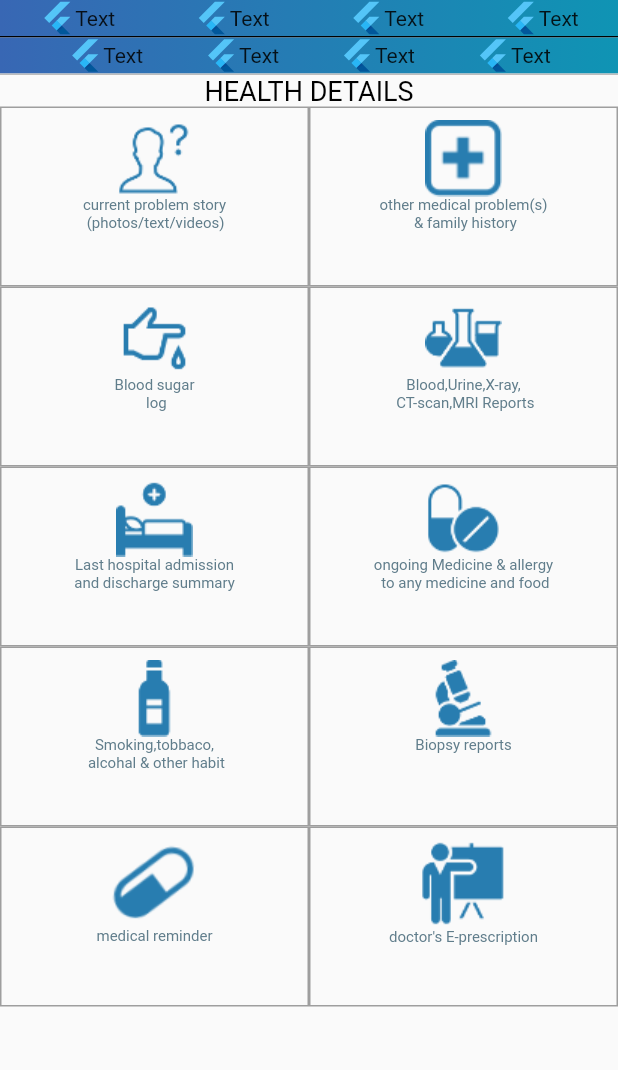
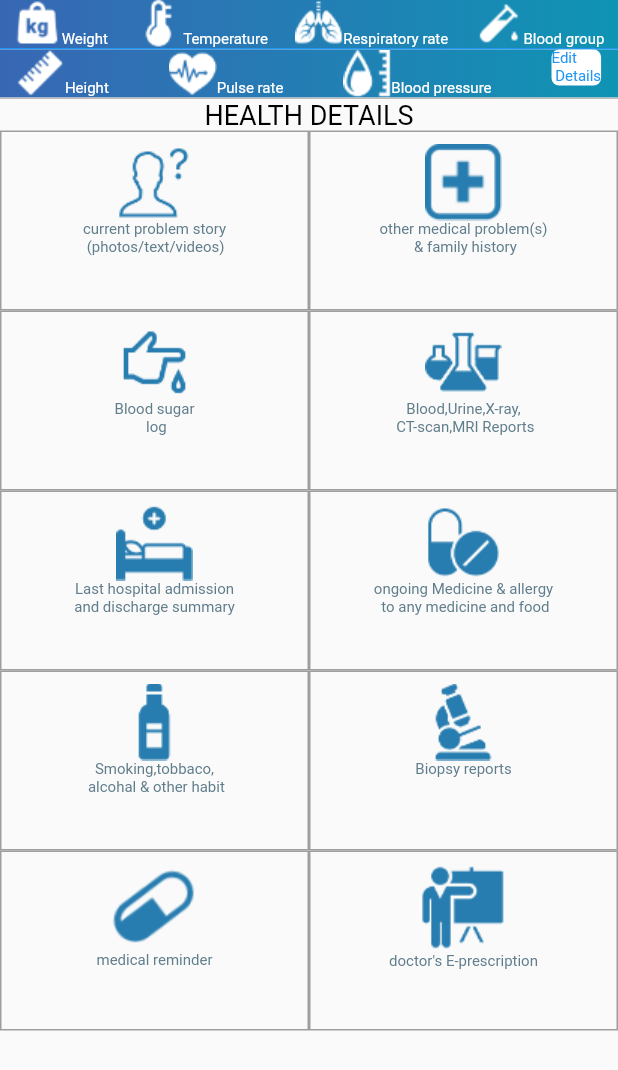
Before and after one commit to girishra/doc, a Flutter app: the HealthWallet screen opened directly, on a phone screen of 412 x 824 dp. Shown: the top 1070 px of the screen. Run offline on Flutter 3.47's test engine with Material 2 defaults, Android fonts, the phone set to English and light mode, and no system bars; our stand-ins replace page_indicator, smooth_page_indicator.

Commit message:
health wallet

```diff
--- a/lib/Screens/health_wallet.dart
+++ b/lib/Screens/health_wallet.dart
@@ -29,26 +29,38 @@ class _HealthWalletShopListState extends State<HealthWallet> {
                   children: <Widget>[
                     Row(
                       children: <Widget>[
-                        FlutterLogo(),
-                        Text("Text"),
+                        Image.asset("assets/weight.png"),
+                        Padding(
+                          padding: const EdgeInsets.fromLTRB(0, 20, 0, 0),
+                          child: Text("Weight",style: TextStyle(color: Colors.white,fontSize: 10),),
+                        ),
                       ],
                     ),
                     Row(
                       children: <Widget>[
-                        FlutterLogo(),
-                        Text("Text"),
+                        Image.asset("assets/thermometer.png"),
+                        Padding(
+                          padding: const EdgeInsets.fromLTRB(0, 20, 0, 0),
+                          child: Text("Temperature",style: TextStyle(color: Colors.white,fontSize: 10)),
+                        ),
                       ],
                     ),
                     Row(
                       children: <Widget>[
-                        FlutterLogo(),
-                        Text("Text"),
+                         Image.asset("assets/lungs.png"),
+                        Padding(
+                          padding: const EdgeInsets.fromLTRB(0, 20, 0, 0),
+                          child: Text("Respiratory rate",style: TextStyle(color: Colors.white,fontSize: 10)),
+                        ),
                       ],
                     ),
                     Row(
                       children: <Widget>[
-                        FlutterLogo(),
-                        Text("Text"),
+                         Image.asset("assets/bloodSample.png"),
+                        Padding(
+                          padding: const EdgeInsets.fromLTRB(0, 20, 0, 0),
+                          child: Text("Blood group",style: TextStyle(color: Colors.white,fontSize: 10)),
+                        ),
                       ],
                     ),
                   ],
@@ -56,7 +68,7 @@ class _HealthWalletShopListState extends State<HealthWallet> {
               ),
               new Container(
                 height: 1.0,
-                color: Colors.black,
+                color: Colors.blue,
               ),
 
               Container(
@@ -77,26 +89,42 @@ class _HealthWalletShopListState extends State<HealthWallet> {
                       children: <Widget>[
                       Row(
                         children: <Widget>[
-                          FlutterLogo(),
-                          Text("Text"),
+                         Image.asset("assets/ruler.png"),
+                          Padding(
+                             padding: const EdgeInsets.fromLTRB(0, 20, 0, 0),
+                            child: Text("Height",style: TextStyle(color: Colors.white,fontSize: 10)),
+                          ),
                         ],
                       ),
                       Row(
                         children: <Widget>[
-                          FlutterLogo(),
-                          Text("Text"),
+                          Image.asset("assets/heartPulse.png"),
+                          Padding(
+                           padding: const EdgeInsets.fromLTRB(0, 20, 0, 0),
+                            child: Text("Pulse rate",style: TextStyle(color: Colors.white,fontSize: 10)),
+                          ),
                         ],
                       ),
                       Row(
                         children: <Widget>[
-                          FlutterLogo(),
-                          Text("Text"),
+                          Image.asset("assets/hygrometer.png"),
+                          Padding(
+                            padding: const EdgeInsets.fromLTRB(0, 20, 0, 0),
+                            child: Text("Blood pressure",style: TextStyle(color: Colors.white,fontSize: 10)),
+                          ),
                         ],
                       ),
                       Row(
                         children: <Widget>[
-                          FlutterLogo(),
-                          Text("Text"),
+
+                          Container(
+                             decoration: BoxDecoration(
+                    borderRadius: BorderRadius.all(Radius.circular(5.0)),
+                      color:Colors.white,
+
+                      ),
+                            child: Text('Edit\n Details',style: TextStyle(color: Colors.blue,fontSize: 10),)),
+
                         ],
                       ),
 
```
Also changed, not shown: assets/bloodSample.png (added), assets/heartPulse.png (added), assets/hygrometer.png (added), assets/lungs.png (added), assets/ruler.png (added), assets/thermometer.png (added), assets/weight.png (added).
